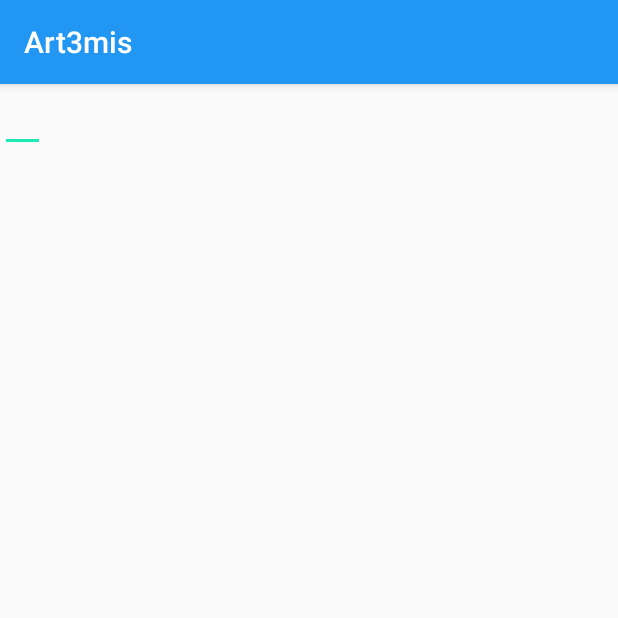
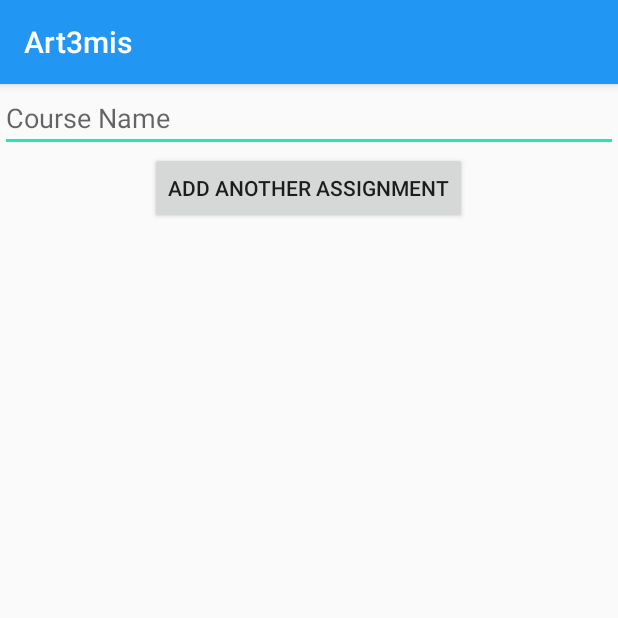
Before and after one commit to JasonTang99/Art3mis, an Android app: the NewInput screen opened directly, with no data from a screen before it, on a phone screen of 412 x 824 dp, the top half of it. Run offline under Robolectric (Android 15) with nearby library versions, the phone set to English and light mode, and no system bars.

Commit message:
The add more button keeps flying off the screen, but ill make things pretty later

```diff
--- a/app/src/main/res/layout/activity_main.xml
+++ b/app/src/main/res/layout/activity_main.xml
@@ -70,7 +70,7 @@
     android:layout_marginBottom="8dp"
     android:layout_marginTop="232dp"
     android:ems="10"
-    android:hint="@string/mark"
+    android:hint="@string/grade"
     android:inputType="numberDecimal"
     app:layout_constraintBottom_toBottomOf="parent"
     app:layout_constraintEnd_toEndOf="parent"
--- a/app/src/main/res/layout/activity_new_input.xml
+++ b/app/src/main/res/layout/activity_new_input.xml
@@ -2,12 +2,39 @@
 <LinearLayout
   android:layout_height="wrap_content"
   android:layout_width="match_parent"
+  android:orientation="vertical"
   xmlns:android="http://schemas.android.com/apk/res/android">
 
   <EditText
-    android:layout_width="30sp"
+    android:id="@+id/course_name"
+    android:layout_width="match_parent"
     android:layout_height="wrap_content"
-    android:hint=""/>
+    android:hint="@string/course"
+    android:inputType="textCapCharacters" />
+
+  <ScrollView
+    android:layout_width="match_parent"
+    android:layout_height="match_parent">
+    <LinearLayout
+      android:layout_width="match_parent"
+      android:layout_height="match_parent"
+      android:id="@+id/scrolling_layout"
+      android:orientation="vertical">
+
+
+
+    </LinearLayout>
+  </ScrollView>
+
+  <Button
+    android:layout_width="wrap_content"
+    android:layout_height="wrap_content"
+    android:textAlignment="center"
+    android:layout_gravity="center"
+    android:text="@string/add_work"
+    android:onClick="moreAssignments"
+    />
+
 
 
 
--- a/app/src/main/res/values/strings.xml
+++ b/app/src/main/res/values/strings.xml
@@ -4,7 +4,7 @@
   <string name="new_input">New Input</string>
   <string name="results">Results</string>
   <string name="grade">Grade</string>
-  <string name="course">Course</string>
+  <string name="course">Course Name</string>
   <string name="work">Assignment Name</string>
   <string name="add_work">Add Another Assignment</string>
 </resources>
```
Also changed, not shown: app/src/main/java/com/example/jason/art3mis/NewInput.java (+52 -6 lines).
